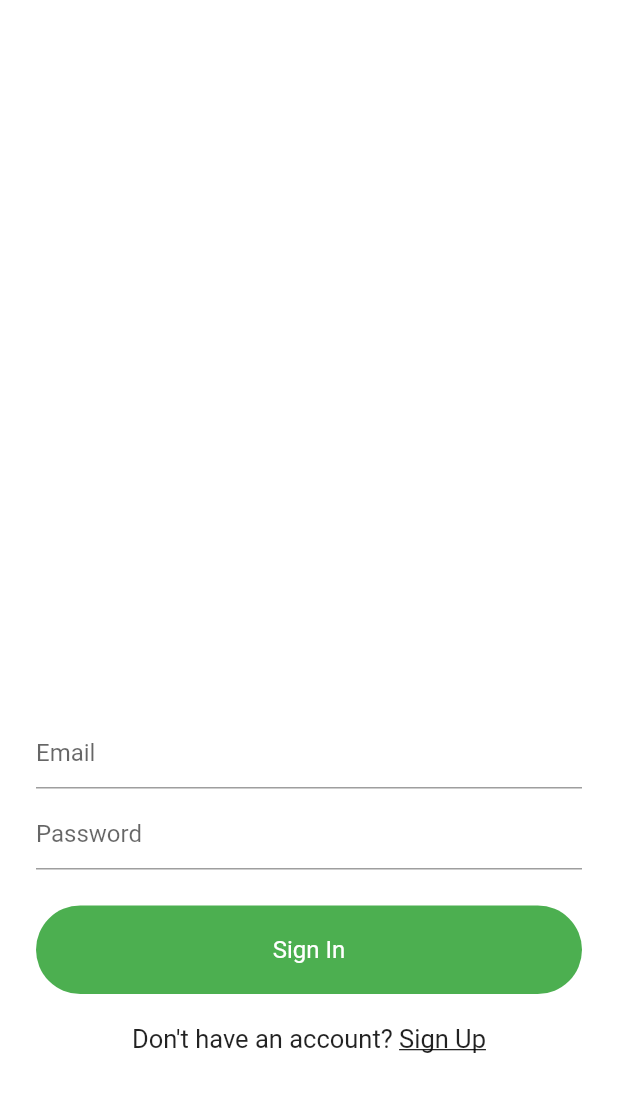
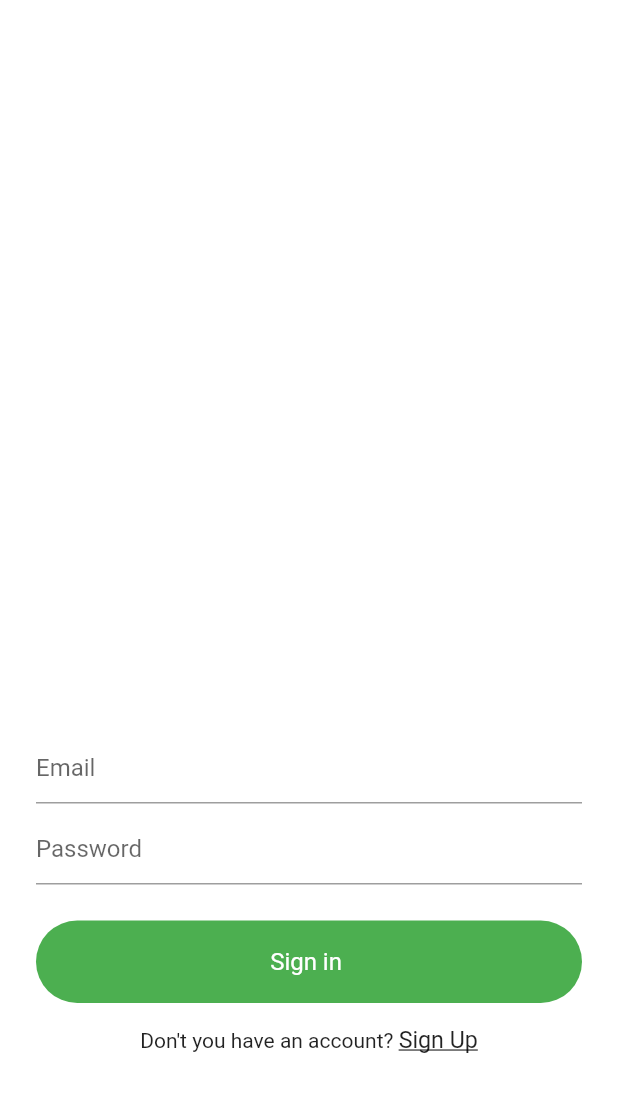
Before and after one commit to DiliniP/Qurantine-App, a Flutter app: the screen it shows after launch, on a phone screen of 412 x 824 dp, the part 62-1174 px from its top. Run offline on Flutter 3.47's test engine with Material 2 defaults, Android fonts, the phone set to English and light mode, and no system bars; our stand-ins replace cloud_firestore, firebase_auth, shared_preferences; accounts and stored records are empty.

Commit message:
Basic App initialized

```diff
--- a/lib/main.dart
+++ b/lib/main.dart
@@ -2,8 +2,6 @@ import 'package:flutter/material.dart';
 import 'package:quizapp2/helper/authenticate.dart';
 import 'package:quizapp2/helper/constants.dart';
 import 'package:quizapp2/views/home.dart';
-import 'package:quizapp2/views/signup.dart';
-
 
 void main() {
   runApp(MyApp());
@@ -34,14 +32,13 @@ class _MyAppState extends State<MyApp> {
 
   @override
   Widget build(BuildContext context) {
-
     return MaterialApp(
       title: 'Qurantine Supervision App',
       debugShowCheckedModeBanner: false,
       theme: ThemeData(
         visualDensity: VisualDensity.adaptivePlatformDensity,
       ),
-      home: isUserLoggedIn ? Home() : Authenticate(),
+      home:  isUserLoggedIn ? HomePage() : Authenticate(),
     );
   }
 }
--- a/lib/views/signin.dart
+++ b/lib/views/signin.dart
@@ -1,6 +1,9 @@
+import 'package:flutter/cupertino.dart';
 import 'package:flutter/material.dart';
 import 'package:flutter/services.dart';
 import 'package:quizapp2/services/auth.dart';
+import 'package:quizapp2/views/home.dart';
+import 'package:quizapp2/views/signup.dart';
 import 'package:quizapp2/widget/widget.dart';
 
 class SignIn extends StatefulWidget {
@@ -13,11 +16,39 @@ class SignIn extends StatefulWidget {
 }
 
 class _SignInState extends State<SignIn> {
+  bool isLoading =false;
 
-  final AuthService _authService = AuthService();
+  final _formKey = GlobalKey<FormState>();
+  String email, password;
+  final AuthService authService = new AuthService();
+  // final AuthService _authService = AuthService();
 
   TextEditingController emailEditingController = new TextEditingController();
   TextEditingController passwordEditingController = new TextEditingController();
+
+
+
+  signIn() async{
+    if(_formKey.currentState.validate()){
+      setState(() {
+        isLoading = true;
+
+      });
+        await authService.signInEmailAndPass(email, password).then((value) {
+          if( value !=null){
+        setState(() {
+          isLoading = false;
+
+        });
+
+          }
+        });
+           Navigator.pushReplacement(context, MaterialPageRoute(builder: (context) => HomePage()
+        ));
+
+    }
+  }
+
 
   @override
   Widget build(BuildContext context) {
@@ -32,68 +63,83 @@ class _SignInState extends State<SignIn> {
         backgroundColor: Colors.transparent,
         //brightness: Brightness.li,
       ),
-      body: Container(
+      body: isLoading ? Container(
+        child: CircularProgressIndicator(),
+      ) : Form(
+key: _formKey,
+        child: Container(
           padding: EdgeInsets.symmetric(horizontal: 24),
           child: Column(
             children: [
               Spacer(),
-            Container(
-              child: Column(
-                children: [
-                  TextField(
+              TextFormField(
+                validator: (val) {
+                  return val.isEmpty ? "Enter valid email " : null;
+                },
                 decoration: InputDecoration(hintText: "Email"),
+                onChanged: (val) {
+                  email = val;
+                },
               ),
               SizedBox(
                 height: 6,
               ),
-                  TextField(
+              TextFormField(
+                validator: (val) {
+                  return val.isEmpty ? "Enter valid password " : null;
+                },
                 decoration: InputDecoration(hintText: "Password"),
+                onChanged: (val) {
+                  email = val;
+                },
+                obscureText: true,
               ),
               SizedBox(
                 height: 24,
               ),
-                  Container(
-                    alignment: Alignment.center,
-                    width: MediaQuery.of(context).size.width,
-                    padding: EdgeInsets.symmetric(horizontal: 24, vertical: 20),
+              GestureDetector(
+                onTap: (){
+                  signIn();
+                },
+                child: Container(
+                  padding: EdgeInsets.symmetric(vertical: 18),
                   decoration: BoxDecoration(
                       color: Colors.green,
                       borderRadius: BorderRadius.circular(30)),
+                  alignment: Alignment.center,
+                  width: MediaQuery.of(context).size.width - 48,
                   child: Text(
-                      "Sign In",
-                      style: TextStyle(fontSize: 16, color: Colors.white),
+                    "Sign in ",
+                    style: TextStyle(color: Colors.white, fontSize: 16),
+                  ),
                 ),
               ),
               SizedBox(
-                    height: 20,
+                height: 16,
               ),
               Row(
                 mainAxisAlignment: MainAxisAlignment.center,
                 children: [
-                      Text('Don\'t have an account? ',
-                          style:
-                              TextStyle(color: Colors.black87, fontSize: 17)),
+                  Text("Don't you have an account? "),
                   GestureDetector(
-                        onTap: () {
-                          widget.toogleView();
+                    onTap: (){
+                      Navigator.pushReplacement(context, MaterialPageRoute(builder: (context)=> SignUp()));
                     },
-                        child: Container(
-                          child: Text('Sign Up',
+                    child: Text(
+                      "Sign Up",
                       style: TextStyle(
-                                  color: Colors.black87,
+                        fontSize: 15.5,
                         decoration: TextDecoration.underline,
-                                  fontSize: 17)),
+                      ),
                     ),
                   ),
                 ],
               ),
+              SizedBox(
+                height: 80,
+              ),
             ],
           ),
-            ),
-            SizedBox(
-              height: 80,
-            )
-          ],
         ),
       ),
     );
```
Also changed, not shown: lib/views/home.dart (+99 -20 lines), lib/views/signup.dart (+4 -4 lines), pubspec.lock, 1 other file. Lines whose indentation alone changed are shown as unchanged.
